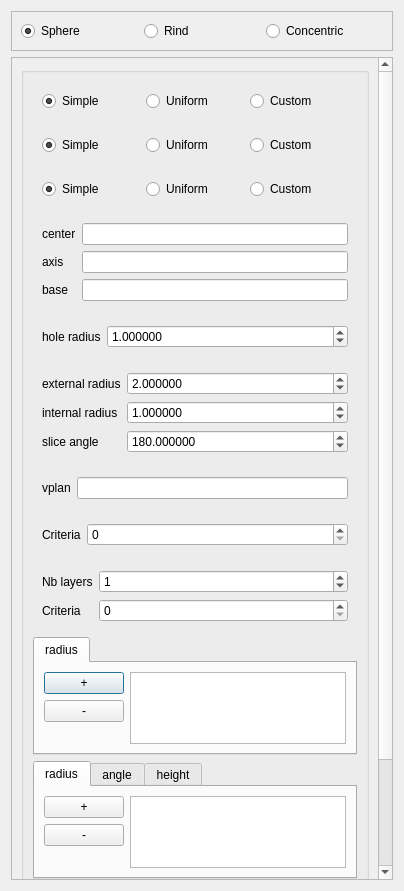
Old version of the form src/HEXABLOCKGUI/MakeHemiSphere_QTD.ui in the repository SalomePlatform/hexablock.
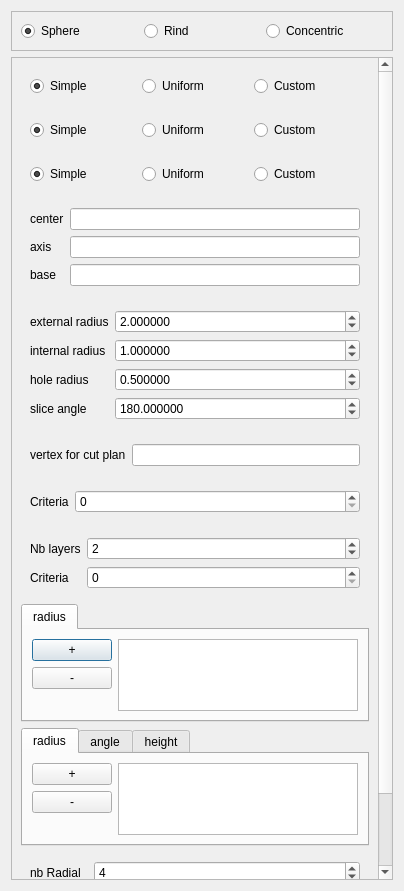
New version of the form.

```diff
--- a/src/HEXABLOCKGUI/MakeHemiSphere_QTD.ui
+++ b/src/HEXABLOCKGUI/MakeHemiSphere_QTD.ui
@@ -91,17 +91,11 @@
         <x>0</x>
         <y>0</y>
         <width>366</width>
-        <height>1076</height>
+        <height>1022</height>
        </rect>
       </property>
       <layout class="QVBoxLayout" name="verticalLayout_3">
        <item>
-        <widget class="QGroupBox" name="groupBox">
-         <property name="title">
-          <string/>
-         </property>
-         <layout class="QVBoxLayout" name="verticalLayout">
-          <item>
            <widget class="QWidget" name="widget_7" native="true">
             <layout class="QHBoxLayout" name="horizontalLayout_2">
              <item>
@@ -253,44 +247,12 @@
             </layout>
            </widget>
           </item>
-          <item>
-           <widget class="QWidget" name="widget_3" native="true">
-            <layout class="QFormLayout" name="formLayout">
-             <property name="fieldGrowthPolicy">
-              <enum>QFormLayout::AllNonFixedFieldsGrow</enum>
-             </property>
-             <item row="1" column="0">
-              <widget class="QLabel" name="label_6">
-               <property name="text">
-                <string>hole radius</string>
-               </property>
-              </widget>
-             </item>
-             <item row="1" column="1">
-              <widget class="QDoubleSpinBox" name="hole_rad_spb">
-               <property name="sizePolicy">
-                <sizepolicy hsizetype="Minimum" vsizetype="Fixed">
-                 <horstretch>0</horstretch>
-                 <verstretch>0</verstretch>
-                </sizepolicy>
-               </property>
-               <property name="decimals">
-                <number>6</number>
-               </property>
-               <property name="maximum">
-                <double>1000000000.000000000000000</double>
-               </property>
-               <property name="value">
-                <double>1.000000000000000</double>
-               </property>
-              </widget>
-             </item>
-            </layout>
-           </widget>
-          </item>
           <item>
            <widget class="QWidget" name="widget_4" native="true">
             <layout class="QFormLayout" name="formLayout_4">
+          <property name="fieldGrowthPolicy">
+           <enum>QFormLayout::AllNonFixedFieldsGrow</enum>
+          </property>
              <item row="0" column="0">
               <widget class="QLabel" name="label_11">
                <property name="text">
@@ -349,7 +311,7 @@
                </property>
               </widget>
              </item>
-             <item row="2" column="0">
+          <item row="4" column="0">
               <widget class="QLabel" name="angle_label">
                <property name="enabled">
                 <bool>true</bool>
@@ -359,7 +321,7 @@
                </property>
               </widget>
              </item>
-             <item row="2" column="1">
+          <item row="4" column="1">
               <widget class="QDoubleSpinBox" name="radial_angle_spb">
                <property name="enabled">
                 <bool>true</bool>
@@ -381,6 +343,32 @@
                </property>
               </widget>
              </item>
+          <item row="2" column="1">
+           <widget class="QDoubleSpinBox" name="hole_rad_spb">
+            <property name="sizePolicy">
+             <sizepolicy hsizetype="Minimum" vsizetype="Fixed">
+              <horstretch>0</horstretch>
+              <verstretch>0</verstretch>
+             </sizepolicy>
+            </property>
+            <property name="decimals">
+             <number>6</number>
+            </property>
+            <property name="maximum">
+             <double>1000000000.000000000000000</double>
+            </property>
+            <property name="value">
+             <double>0.500000000000000</double>
+            </property>
+           </widget>
+          </item>
+          <item row="2" column="0">
+           <widget class="QLabel" name="label_6">
+            <property name="text">
+             <string>hole radius</string>
+            </property>
+           </widget>
+          </item>
             </layout>
            </widget>
           </item>
@@ -393,7 +381,7 @@
              <item row="1" column="0">
               <widget class="QLabel" name="label_12">
                <property name="text">
-                <string>vplan</string>
+             <string>vertex for cut plan</string>
                </property>
               </widget>
              </item>
@@ -442,7 +430,7 @@
                 <number>1000000</number>
                </property>
                <property name="value">
-                <number>1</number>
+             <number>2</number>
                </property>
               </widget>
              </item>
@@ -755,7 +743,7 @@
                 <number>1000000</number>
                </property>
                <property name="value">
-                <number>1</number>
+             <number>4</number>
                </property>
               </widget>
              </item>
@@ -829,9 +817,6 @@
           </item>
          </layout>
         </widget>
-       </item>
-      </layout>
-     </widget>
     </widget>
    </item>
   </layout>
```
Left out of the diff: 441 changed lines with no effect on the pictures. Lines whose indentation alone changed are shown as unchanged.
